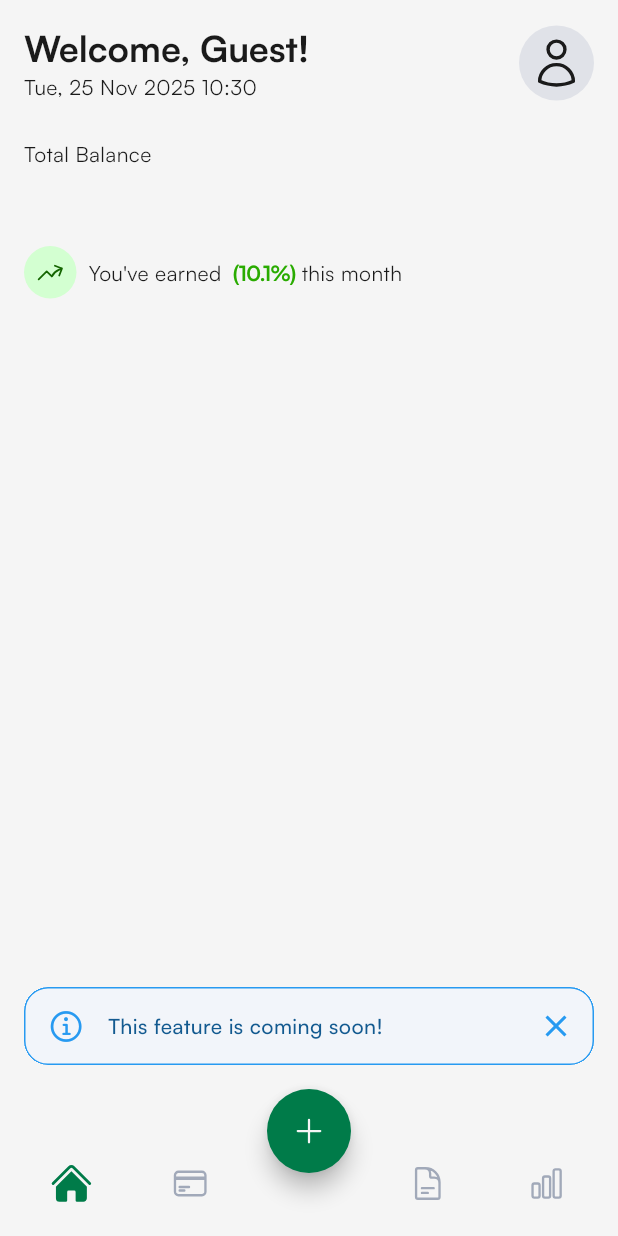
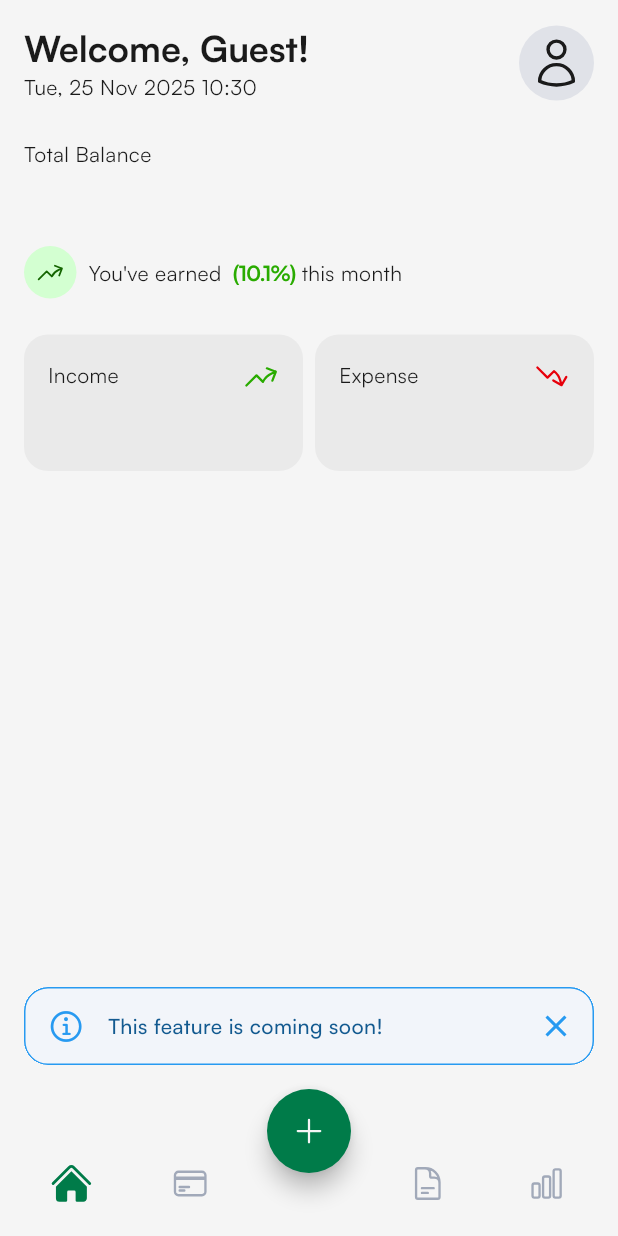
Before and after one commit to future-financial/future, a Flutter app: the screen it shows once a user with an empty profile is signed in, after a tap on an icon or button, on a phone screen of 412 x 824 dp. Run offline on Flutter 3.47's test engine with Material 3 defaults, Android fonts, the light colour scheme and no system bars; our stand-ins replace easy_localization, envied, flutter_riverpod, flutter_svg, form_validator, freezed_annotation and 7 more; missing offline and left inert: currency_formatter; accounts and stored records are empty; generated files the repository leaves out were written again.

Commit message:
feat: add category and transaction models with serialization support
- Implemented CategoryModel and TransactionModel using Freezed for immutability and JSON serialization.
- Added CategoryType and TransactionType enums for categorizing transactions.
- Created TransactionService to fetch transactions and calculate total income and expenses.
- Developed ExpenseIncomeCard UI component to display income and expense data.
- Enhanced DateTime extensions to provide ISO 8601 string representations for start and end of the day.
- Updated currency formatting logic to support compact formatting.

```diff
--- /dev/null
+++ b/lib/entities/transaction/service/transaction_service.dart
@@ -0,0 +1,35 @@
+import 'package:future/entities/transaction/model/transaction_model.dart';
+import 'package:future/shared/extensions/date_time_extensions.dart';
+import 'package:future/shared/lib/supabase/instance.dart';
+
+class TransactionService {
+  Future<Map<String, num>> getTransactions() async {
+    try {
+      final now = DateTime.now();
+      final startOfDay = now.startOfDayIsoString();
+      final endOfDay = now.endOfDayIsoString();
+
+      final response = await supabase
+          .from('transactions')
+          .select('type, total_amount:amount.sum()')
+          .isFilter('deleted_at', null)
+          .gte('date', startOfDay)
+          .lte('date', endOfDay);
+
+      num income = 0;
+      num expense = 0;
+
+      for (var item in response) {
+        if (item['type'] == TransactionType.income.name.toUpperCase()) {
+          income = item['total_amount'] ?? 0;
+        } else if (item['type'] == TransactionType.expense.name.toUpperCase()) {
+          expense = item['total_amount'] ?? 0;
+        }
+      }
+
+      return {'income': income, 'expense': expense};
+    } catch (e) {
+      rethrow;
+    }
+  }
+}
--- /dev/null
+++ b/lib/entities/transaction/ui/expense_income_card.dart
@@ -0,0 +1,104 @@
+import 'package:flutter/material.dart';
+import 'package:flutter_riverpod/flutter_riverpod.dart';
+import 'package:future/entities/transaction/view_model/transaction_notifier_provider.dart';
+import 'package:future/shared/constants/border.dart';
+import 'package:future/shared/constants/colors.dart';
+import 'package:future/shared/constants/spacing.dart';
+import 'package:future/shared/extensions/async_value_extensions.dart';
+import 'package:future/shared/extensions/text_extensions.dart';
+import 'package:future/shared/lib/currency_formatter/instance.dart';
+import 'package:heroicons/heroicons.dart';
+
+class ExpenseIncomeCard extends ConsumerStatefulWidget {
+  const ExpenseIncomeCard({super.key});
+
+  @override
+  ConsumerState<ExpenseIncomeCard> createState() => _ExpenseIncomeCardState();
+}
+
+class _ExpenseIncomeCardState extends ConsumerState<ExpenseIncomeCard> {
+  @override
+  void initState() {
+    super.initState();
+
+    WidgetsBinding.instance.addPostFrameCallback((_) {
+      ref.read(transactionNotifierProvider.notifier).fetchTransactions();
+    });
+  }
+
+  @override
+  Widget build(BuildContext context) {
+    final transactionState = ref.watch(transactionNotifierProvider);
+    final income = transactionState.totalIncome.data;
+    final expense = transactionState.totalExpense.data;
+
+    return Column(
+      crossAxisAlignment: CrossAxisAlignment.start,
+      children: [
+        Row(
+          mainAxisAlignment: MainAxisAlignment.spaceEvenly,
+          crossAxisAlignment: CrossAxisAlignment.start,
+          children: [
+            Expanded(
+              child: _buildCard(
+                'Income',
+                AppColors.green500,
+                HeroIcons.arrowTrendingUp,
+                income ?? 0,
+              ),
+            ),
+            AppSpacing.gapH8,
+            Expanded(
+              child: _buildCard(
+                'Expense',
+                AppColors.red500,
+                HeroIcons.arrowTrendingDown,
+                expense ?? 0,
+              ),
+            ),
+          ],
+        ),
+      ],
+    );
+  }
+
+  Widget _buildCard(
+    String title,
+    Color indicatorColor,
+    HeroIcons icon,
+    num amount,
+  ) {
+    return Container(
+      padding: AppSpacing.p16,
+      decoration: BoxDecoration(
+        color: AppColors.black.withValues(alpha: 0.05),
+        borderRadius: AppBorders.borderRadius16,
+      ),
+      child: Column(
+        crossAxisAlignment: CrossAxisAlignment.start,
+        children: [
+          Row(
+            mainAxisAlignment: MainAxisAlignment.spaceBetween,
+            crossAxisAlignment: CrossAxisAlignment.start,
+            children: [
+              Text(
+                title,
+                style: Theme.of(context).textTheme.bodyMedium?.copyWith(
+                  color: Theme.of(context).colorScheme.onSurface,
+                ),
+              ),
+              HeroIcon(icon, color: indicatorColor),
+            ],
+          ),
+          AppSpacing.gapV8,
+          Text(
+            AppCurrencyFormatter.format(amount, compact: true),
+            style: Theme.of(context).textTheme.headlineSmallBold.copyWith(
+              color: Theme.of(context).colorScheme.onSurface,
+            ),
+          ),
+        ],
+      ),
+    );
+  }
+}
--- /dev/null
+++ b/lib/entities/transaction/view_model/transaction_notifier_provider.dart
@@ -0,0 +1,45 @@
+import 'package:flutter_riverpod/flutter_riverpod.dart' hide AsyncValue;
+import 'package:flutter_riverpod/legacy.dart';
+import 'package:future/entities/transaction/service/transaction_service.dart';
+import 'package:future/entities/transaction/view_model/transaction_state.dart';
+import 'package:future/shared/state/async_value.dart';
+
+class TransactionNotifierProvider extends StateNotifier<TransactionState> {
+  final TransactionService _transactionService;
+
+  TransactionNotifierProvider(this._transactionService)
+    : super(TransactionState());
+
+  Future<void> fetchTransactions() async {
+    try {
+      state = state.copyWith(
+        totalExpense: const AsyncValue.loading(),
+        totalIncome: const AsyncValue.loading(),
+      );
+
+      final data = await _transactionService.getTransactions();
+
+      print('Fetched transaction data: $data');
+
+      state = state.copyWith(
+        totalExpense: AsyncValue.data(data['expense'] ?? 0),
+        totalIncome: AsyncValue.data(data['income'] ?? 0),
+      );
+    } catch (e) {
+      state = state.copyWith(
+        totalExpense: AsyncValue.error(e),
+        totalIncome: AsyncValue.error(e),
+      );
+    }
+  }
+}
+
+final transactionServiceProvider = Provider<TransactionService>(
+  (ref) => TransactionService(),
+);
+
+final transactionNotifierProvider =
+    StateNotifierProvider<TransactionNotifierProvider, TransactionState>(
+      (ref) =>
+          TransactionNotifierProvider(ref.read(transactionServiceProvider)),
+    );
--- /dev/null
+++ b/lib/entities/transaction/view_model/transaction_state.dart
@@ -0,0 +1,21 @@
+import 'package:future/shared/state/async_value.dart';
+
+class TransactionState {
+  final AsyncValue<num> totalExpense;
+  final AsyncValue<num> totalIncome;
+
+  TransactionState({
+    this.totalExpense = const AsyncValue.data(0),
+    this.totalIncome = const AsyncValue.data(0),
+  });
+
+  TransactionState copyWith({
+    AsyncValue<num>? totalExpense,
+    AsyncValue<num>? totalIncome,
+  }) {
+    return TransactionState(
+      totalExpense: totalExpense ?? this.totalExpense,
+      totalIncome: totalIncome ?? this.totalIncome,
+    );
+  }
+}
--- a/lib/screens/home/ui/home_screen.dart
+++ b/lib/screens/home/ui/home_screen.dart
@@ -1,5 +1,6 @@
 import 'package:future/entities/account/ui/balance.dart';
 import 'package:flutter/material.dart';
+import 'package:future/entities/transaction/ui/expense_income_card.dart';
 import 'package:future/shared/constants/spacing.dart';
 import 'package:future/widgets/header.dart';
 
@@ -14,7 +15,13 @@ class HomeScreen extends StatelessWidget {
           padding: AppSpacing.p16,
           child: Column(
             crossAxisAlignment: CrossAxisAlignment.start,
-            children: [Header(), AppSpacing.gapV24, Balance()],
+            children: [
+              Header(),
+              AppSpacing.gapV24,
+              Balance(),
+              AppSpacing.gapV24,
+              ExpenseIncomeCard(),
+            ],
           ),
         ),
       ),
--- a/lib/shared/extensions/date_time_extensions.dart
+++ b/lib/shared/extensions/date_time_extensions.dart
@@ -9,6 +9,18 @@ extension DateTimeExtension on DateTime {
   /// (e.g., "Mon, 2 Oct 2025 14:30").
   String toFullDateTime() => DateFormat('EEE, d MMM yyyy HH:mm').format(this);
 
+  /// Returns the ISO 8601 string representation of the start of the day
+  String startOfDayIsoString() {
+    final startOfDay = DateTime(year, month, day);
+    return startOfDay.toIso8601String();
+  }
+
+  /// Returns the ISO 8601 string representation of the end of the day
+  String endOfDayIsoString() {
+    final endOfDay = DateTime(year, month, day, 23, 59, 59, 999);
+    return endOfDay.toIso8601String();
+  }
+
   /// Checks if [DateTime] has the same day as [other].
   /// Returns `true` if year, month, and day are the same as [other],
   /// ignoring time.
--- a/lib/shared/lib/currency_formatter/instance.dart
+++ b/lib/shared/lib/currency_formatter/instance.dart
@@ -2,11 +2,11 @@ import 'package:currency_formatter/currency_formatter.dart';
 import 'package:future/config/currency_config.dart';
 
 class AppCurrencyFormatter {
-  static String format(num amount) {
+  static String format(num amount, {bool? compact}) {
     return CurrencyFormatter.format(
       amount,
       CurrencyConfig.defaultCurrencyFormat,
-      compact: amount.toString().length > 12,
+      compact: amount.toString().length > 12 || compact == true,
       decimal: 5,
     );
   }
```
Also changed, not shown: lib/entities/category/model/category_model.dart (added, +22 -0 lines), lib/entities/transaction/model/transaction_model.dart (added, +27 -0 lines), lib/entities/category/model/category_model.freezed.dart (added), lib/entities/category/model/category_model.g.dart (added), lib/entities/transaction/mapper/transaction_summary_mapper.dart (added), lib/entities/transaction/model/transaction_model.freezed.dart (added), lib/entities/transaction/model/transaction_model.g.dart (added).
